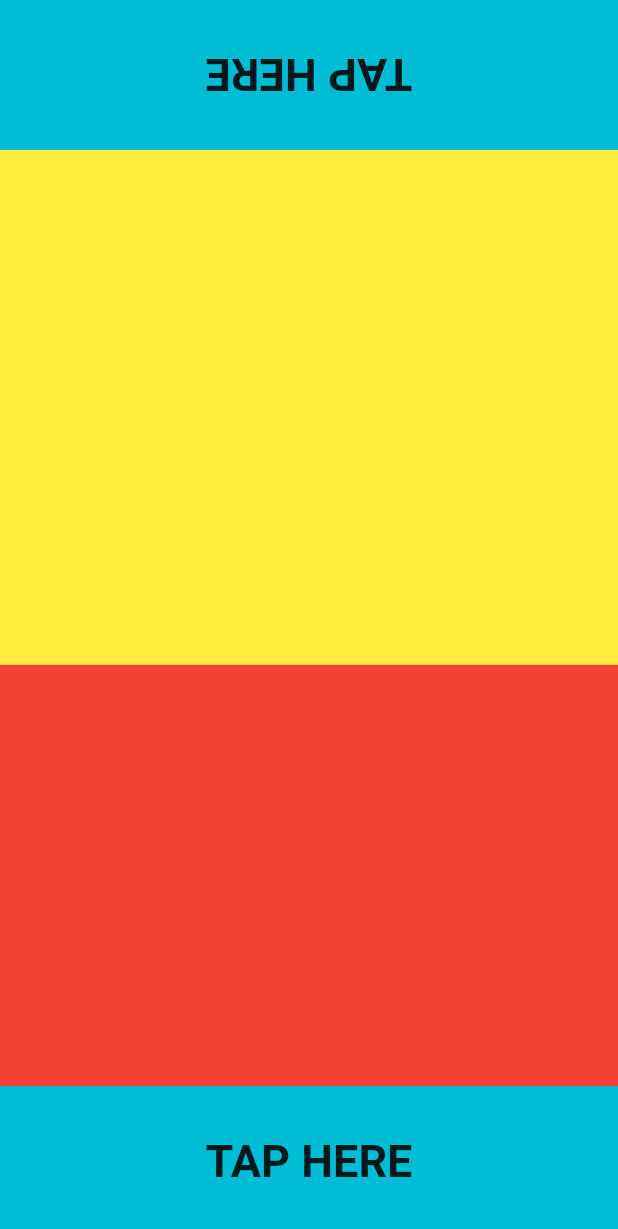
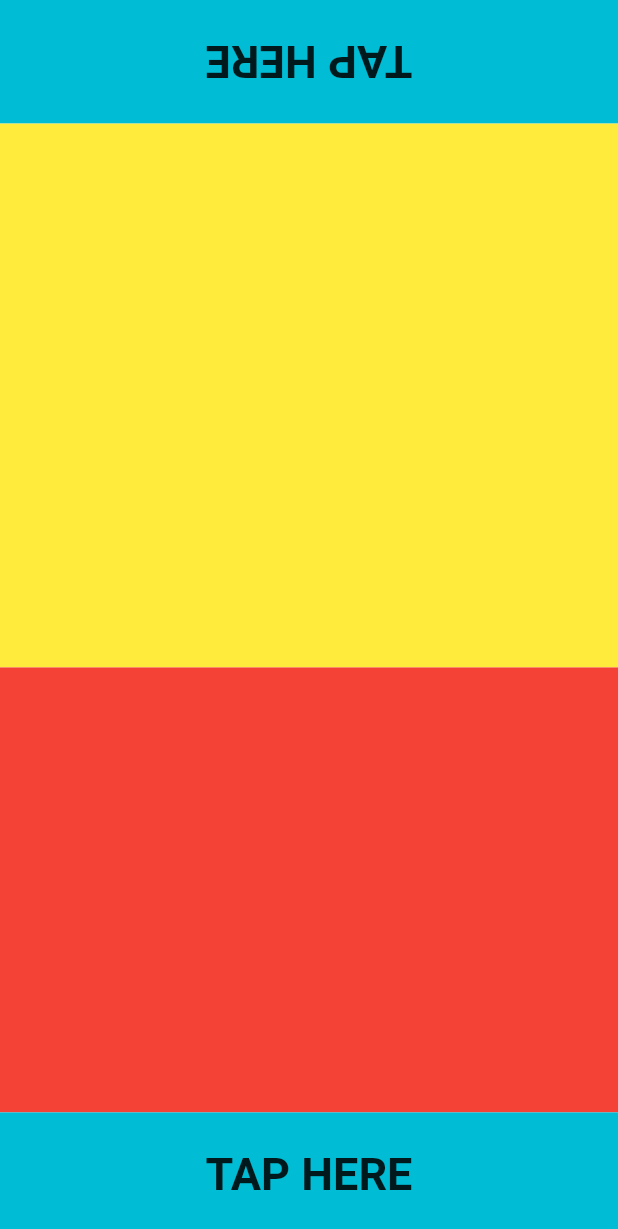
Before and after one commit to vucaoit/taptowin, a Flutter app: the screen it shows after launch, after a tap on "TAP HERE", on a phone screen of 412 x 824 dp. Shown: the top 1229 px of the screen. Run offline on Flutter 3.47's test engine with Material 2 defaults, Android fonts, the phone set to English and light mode, and no system bars.

Commit message:
fix height tap and fix count logic

```diff
--- a/lib/main.dart
+++ b/lib/main.dart
@@ -58,6 +58,9 @@ class _MyHomePageState extends State<MyHomePage>
   @override
   Widget build(BuildContext context) {
     final height = MediaQuery.of(context).size.height;
+    final heightButton = height/10;
+    final donvi = (height - heightButton*2) / 20;
+
     return Scaffold(
         body: Center(
       child: Container(
@@ -70,20 +73,20 @@ class _MyHomePageState extends State<MyHomePage>
               child: InkWell(
                 onTap: () {
                   setState(() {
-                    if (count < (height - 200) / 2 && gameover == false)
-                      count += (height - 200) / 20;
-                    else
-                      {
-                        gameover = true;
-                        _controller.repeat();
-                      }
+                    if (count < (height/2)-heightButton-donvi*2 && gameover == false)
+                      count += donvi;
+                    else {
+                      count += donvi;
+                      gameover = true;
+                      _controller.repeat();
+                    }
                   });
                 },
                 child: Container(
                   alignment: Alignment.center,
                   color: Colors.cyan,
                   width: MediaQuery.of(context).size.width,
-                  height: 100,
+                  height: heightButton,
                   child: Text(
                     "TAP HERE",
                     style: TextStyle(fontSize: 30, fontWeight: FontWeight.bold),
@@ -94,14 +97,14 @@ class _MyHomePageState extends State<MyHomePage>
             ),
             Container(
               width: MediaQuery.of(context).size.width,
-              height: (height - 200),
+              height: (height - heightButton*2),
               child: Column(
                 children: [
                   Container(
                     color: Colors.yellow,
                     width: MediaQuery.of(context).size.width,
-                    height: ((height - 200) / 2 + count > 0)
-                        ? ((height - 200) / 2 + count)
+                    height: ((height - heightButton*2) / 2 + count > 0)
+                        ? ((height - heightButton*2) / 2 + count)
                         : 0,
                     child: (gameover && count > 0)
                         ? FlatButton(
@@ -121,9 +124,9 @@ class _MyHomePageState extends State<MyHomePage>
                       child: Container(
                     color: Colors.red,
                     width: MediaQuery.of(context).size.width,
-                    height: ((height - 200) / 2 + count >= height - 200)
+                    height: ((height - heightButton*2) / 2 + count >= height - heightButton*2)
                         ? 0
-                        : (height - 200) / 2,
+                        : (height - heightButton*2) / 2,
                     child: (gameover && count < 0)
                         ? FlatButton(
                             onPressed: () {
@@ -132,7 +135,7 @@ class _MyHomePageState extends State<MyHomePage>
                               });
                             },
                             child: customRotation("RED"),
-                            )
+                          )
                         : Text(""),
                   ))
                 ],
@@ -141,17 +144,20 @@ class _MyHomePageState extends State<MyHomePage>
             InkWell(
               onTap: () {
                 setState(() {
-                  if (count > (height - 200) / 2 * -1 && gameover == false)
-                    count -= (height - 200) / 20;
-                  else
+                  if (count > ((height/2)-heightButton-donvi*2)*-1 && gameover == false)
+                    count -= donvi;
+                  else {
+                    count -= donvi;
                     gameover = true;
+                    _controller.repeat();
+                  }
                 });
               },
               child: Container(
                 alignment: Alignment.center,
                 color: Colors.cyan,
                 width: MediaQuery.of(context).size.width,
-                height: 100,
+                height: heightButton,
                 child: Text(
                   "TAP HERE",
                   style: TextStyle(fontSize: 30, fontWeight: FontWeight.bold),
@@ -169,15 +175,14 @@ class _MyHomePageState extends State<MyHomePage>
     this.gameover = false;
     this.count = 0;
   }
-  Widget customRotation(String name){
+
+  Widget customRotation(String name) {
     return RotationTransition(
       turns: Tween(begin: 0.0, end: 1.0).animate(_controller),
       child: Text(
         "$name WIN\nRESTART",
         style: TextStyle(
-            color: Colors.white,
-            fontSize: 50,
-            fontWeight: FontWeight.bold),
+            color: Colors.white, fontSize: 50, fontWeight: FontWeight.bold),
         textAlign: TextAlign.center,
       ),
     );
```
